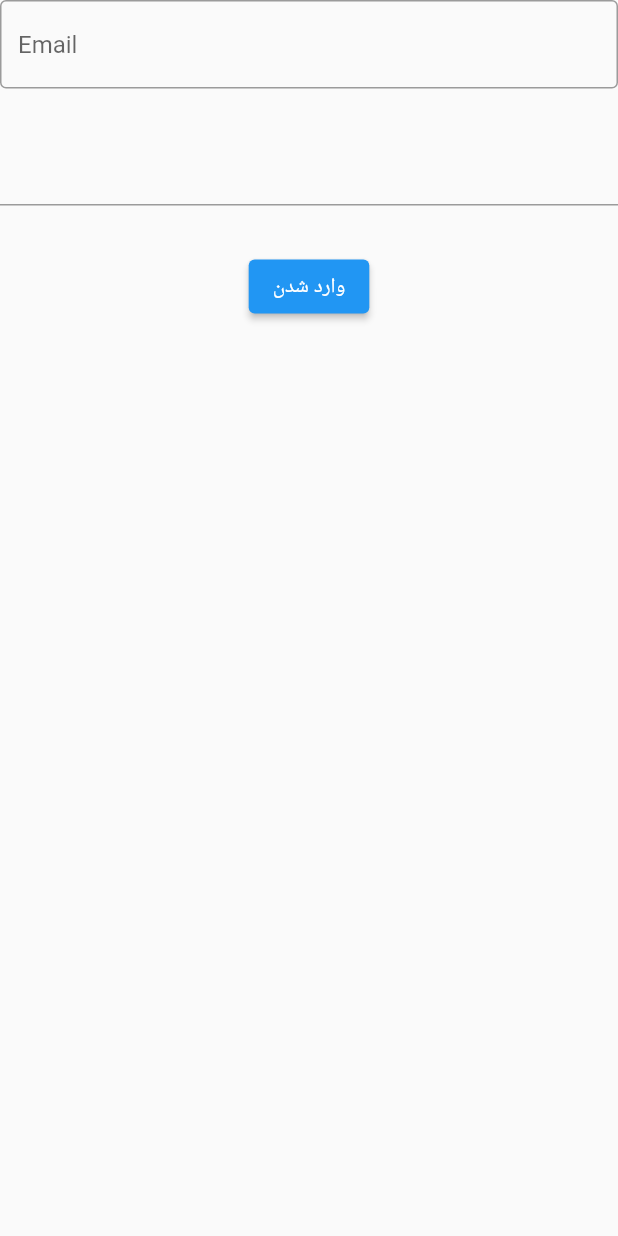
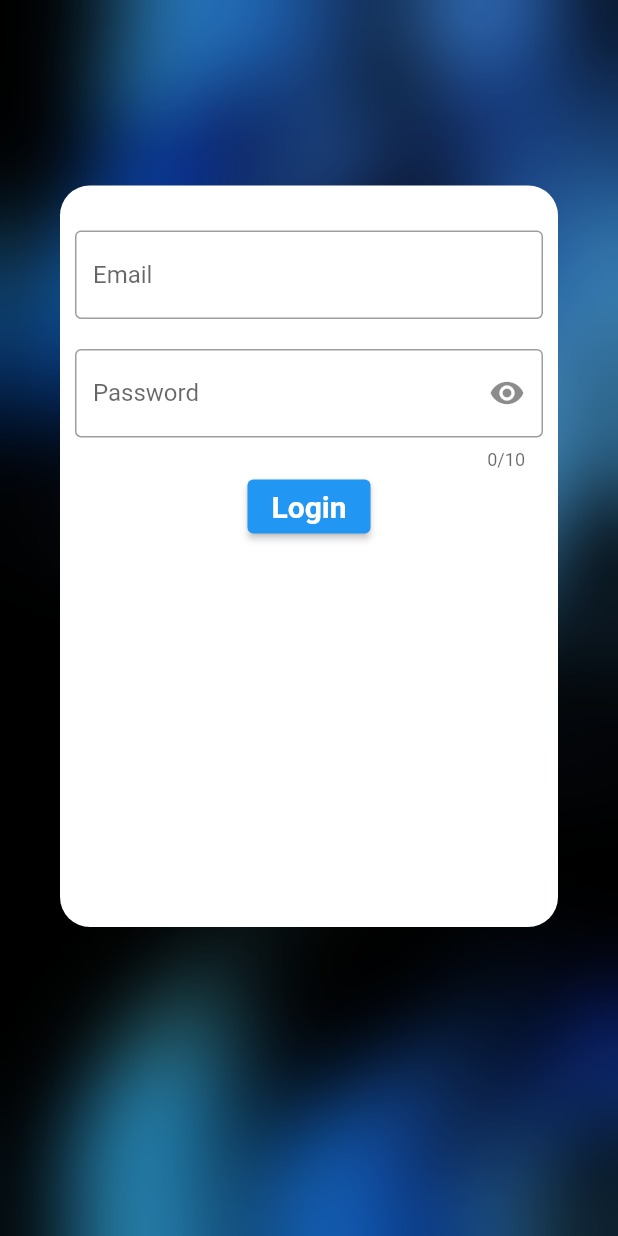
Before and after one commit to esmaeil-koohi/netflix_app, a Flutter app: the screen it shows after launch, on a phone screen of 412 x 824 dp. Run offline on Flutter 3.47's test engine with Material 2 defaults, Android fonts, the phone set to English and light mode, and no system bars; our stand-ins replace dartz, dio, equatable, get, shared_preferences.

Commit message:
login ui refactor

```diff
--- a/lib/features/authentication/presentaion/controller/auth_controller.dart
+++ b/lib/features/authentication/presentaion/controller/auth_controller.dart
@@ -1,21 +1,26 @@
 import 'package:dartz/dartz.dart';
+import 'package:flutter/cupertino.dart';
 import 'package:get/get.dart';
 import 'package:netflix_proj/core/data/catch/cache_provider.dart';
 import 'package:netflix_proj/core/exceptions/failure_exception.dart';
 import 'package:netflix_proj/features/authentication/domain/entities/login_entity.dart';
 import 'package:netflix_proj/features/authentication/domain/usecase/login_usecase.dart';
 
-class AuthController extends GetxController{
+class AuthController extends GetxController {
   final LoginUseCase loginUseCase;
+
   AuthController({required this.loginUseCase});
 
   RxString email = ''.obs;
   RxString password = ''.obs;
   RxBool isLoading = true.obs;
+  RxBool isPasswordShow = true.obs;
+  GlobalKey<FormState> formKey = GlobalKey();
 
-  void setLogin() async{
+  void setLogin() async {
     isLoading.value = false;
-    Either<Failure, LoginEntity> response = await loginUseCase({"email" : email.value, "password" : password.value});
+    Either<Failure, LoginEntity> response =
+        await loginUseCase({"email": email.value, "password": password.value});
     response.fold((error) {
       isLoading.value = true;
       print(error.response);
@@ -26,4 +31,23 @@ class AuthController extends GetxController{
     });
   }
 
+  bool changePasswordIcon() {
+    return isPasswordShow.value = !isPasswordShow.value;
+  }
+
+  String? validateEmailField(final String value) {
+    if (value.trim().isEmpty) {
+      return 'The Email field cannot be empty';
+    }
+    return null;
+  }
+
+  String? validatePasswordField(final String value) {
+    if (value.trim().isEmpty) {
+      return 'The password field cannot be empty';
+    } else if (value.trim().length < 3) {
+      return 'The length of the password must be at least 4 characters';
+    }
+    return null;
+  }
 }
--- a/lib/features/authentication/presentaion/pages/login_screen.dart
+++ b/lib/features/authentication/presentaion/pages/login_screen.dart
@@ -1,45 +1,98 @@
+import 'dart:ui';
+
 import 'package:flutter/material.dart';
+import 'package:flutter/widgets.dart';
 import 'package:get/get.dart';
 import 'package:get/get_state_manager/src/simple/get_view.dart';
 import 'package:netflix_proj/features/authentication/presentaion/controller/auth_controller.dart';
 
 class LoginScreen extends GetView<AuthController> {
-   LoginScreen({Key? key}) : super(key: key);
-
-  final TextEditingController _controller = TextEditingController();
-
+    const LoginScreen({Key? key}) : super(key: key);
 
   @override
   Widget build(BuildContext context) {
+    final double width = MediaQuery.of(context).size.width;
+    final double height = MediaQuery.of(context).size.height;
     return Scaffold(
       body: SafeArea(
-        child:SingleChildScrollView(
-          child:Obx(()=>  Center(
-            child:  Form(
+        child:Stack(
+          children: [
+            Positioned.fill(
+                child: Container(
+                  decoration: const BoxDecoration(
+                   image: DecorationImage(
+                     image: ExactAssetImage('assets/login2.png'),
+                     fit: BoxFit.fill
+                   )
+                  ),
+                  child: BackdropFilter(
+                    filter: ImageFilter.blur(
+                      sigmaX: 30,
+                      sigmaY: 30,
+                    ),
+                    child: Container(
+                      color: Colors.black12,
+                    ),
+                  ),
+                )
+            ),
+            Positioned(
+             left: 40,
+             right: 40,
+             top: height * 0.15,
+              child:Container(
+              width: width * 0.6,
+              height: height * 0.6,
+              decoration: const BoxDecoration(
+                color: Colors.white,
+                borderRadius: BorderRadius.all(Radius.circular(20)),
+              ),
+                child: Padding(
+                  padding: const EdgeInsets.fromLTRB(10, 30, 10, 10),
+                  child: Obx(() => Form(
+                    key: controller.formKey,
                     child: Column(
-                  mainAxisAlignment: MainAxisAlignment.center,
                       children: [
                         TextFormField(
                           initialValue: controller.email.value,
+                          autovalidateMode: AutovalidateMode.onUserInteraction,
+                          validator: (value) => controller.validateEmailField(value!),
                           onChanged: (value) => controller.email.value = value,
                           decoration: const InputDecoration(
                               hintText: 'Email',
                               border: OutlineInputBorder()
                           ),
                         ),
-                    const SizedBox(height: 30,),
+                        const SizedBox(height: 20,),
                         TextFormField(
+                          maxLength: 10,
+                          autovalidateMode: AutovalidateMode.onUserInteraction,
+                          validator: (value) => controller.validatePasswordField(value!),
                           initialValue: controller.password.value,
                           onChanged: (value) => controller.password.value = value,
+                          decoration:  InputDecoration(
+                              suffixIcon: GestureDetector(
+                                child: controller.isPasswordShow.value ?
+                                const Icon(Icons.visibility) :
+                                const Icon(Icons.visibility_off),
+                                onTap: ()=> controller.changePasswordIcon(),
                               ),
-                    const SizedBox(height: 30,),
-                    controller.isLoading.isFalse ? const Center(child: CircularProgressIndicator(),) : ElevatedButton(onPressed: () {
-                       controller.setLogin;
-                    }, child: const Text('وارد شدن')),
-                  ],)),
+                              hintText: 'Password',
+                              border: const OutlineInputBorder()
+                          ),
+                          obscureText: controller.isPasswordShow.value,
+                        ),
+                        controller.isLoading.isFalse ? const Center(child: CircularProgressIndicator(),) :
+                        ElevatedButton(onPressed: () {
+
+                        }, child: const Text('Login', style: TextStyle(fontSize: 20, fontWeight: FontWeight.bold),)),
+                      ],
+                    ),
+                  ),),
+                )
             ),)
-
-        ),
+          ],
+        )
       ),
     );
   }
--- a/pubspec.yaml
+++ b/pubspec.yaml
@@ -72,8 +72,8 @@ flutter:
   uses-material-design: true
 
   # To add assets to your application, add an assets section, like this:
-  # assets:
-  #   - images/a_dot_burr.jpeg
+  assets:
+    - assets/login2.png
   #   - images/a_dot_ham.jpeg
 
   # An image asset can refer to one or more resolution-specific "variants", see
```
Also changed, not shown: assets/login2.png (added). Lines whose indentation alone changed are shown as unchanged.
